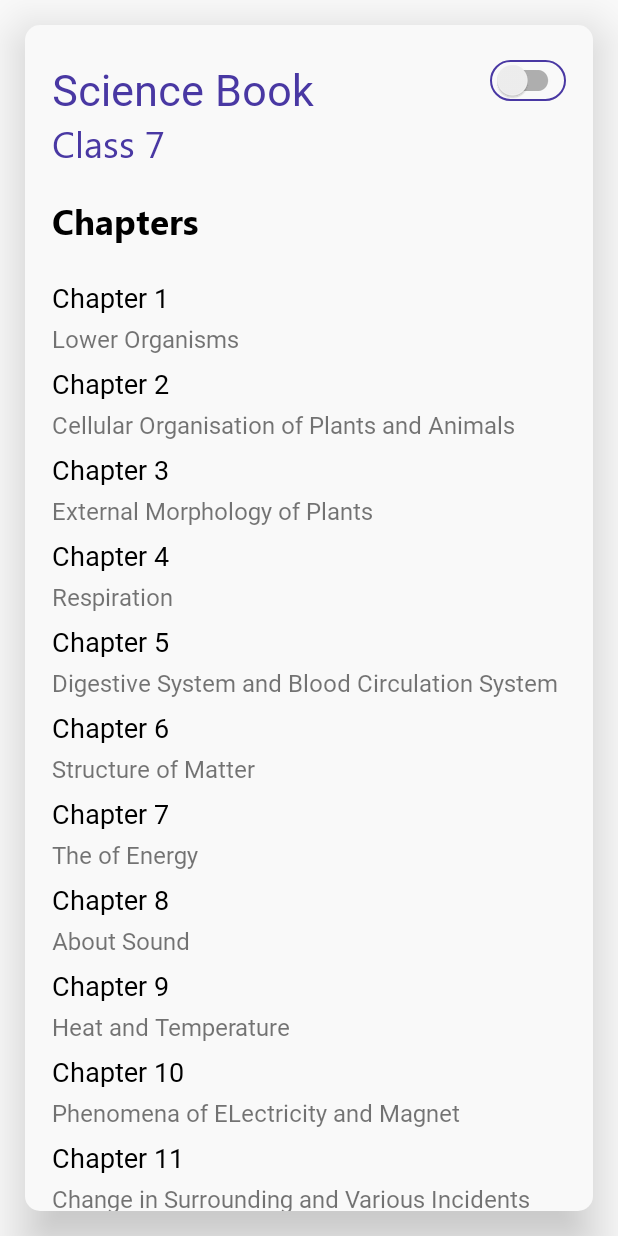
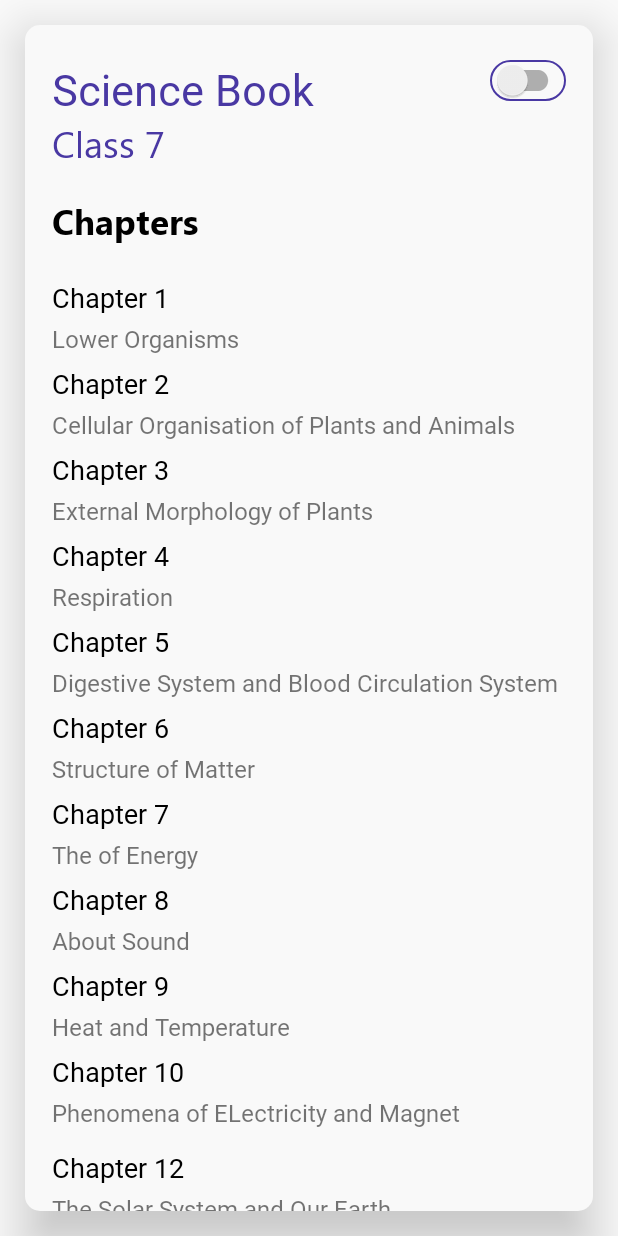
Before and after one commit to NSU-SP21-CSE499-18/Group-01, an Android app: the screen it shows after launch (MainActivity before the commit, HomeActivity after it), on a phone screen of 412 x 824 dp. Run offline under Robolectric (Android 15) with nearby library versions, the phone set to English and light mode, and no system bars; our stand-ins replace sdp/ssp sizes; libraries missing offline, so code that uses them is left out: belka.us.androidtoggleswitch; plain views replace ToggleSwitch; 2 statements that could not run were skipped.

Commit message:
Enhancement #16: Fixed missing resources issues, class version miss-match issue and Ui (home activity) rendering issues

```diff
--- a/Project Code/ARSchoolBook/app/src/main/AndroidManifest.xml
+++ b/Project Code/ARSchoolBook/app/src/main/AndroidManifest.xml
@@ -3,6 +3,7 @@
     package="com.ece.nsu.spring2021.cse499.arschoolbook">
 
     <uses-feature android:name="android.hardware.camera" />
+
     <uses-permission android:name="android.permission.INTERNET" />
 
     <application
@@ -12,6 +13,7 @@
         android:roundIcon="@mipmap/ic_launcher_round"
         android:supportsRtl="true"
         android:theme="@style/Theme.AppCompat.Light.NoActionBar">
+        <activity android:name=".HomeActivity"></activity>
         <activity android:name=".MainActivity">
             <intent-filter>
                 <action android:name="android.intent.action.MAIN" />
--- /dev/null
+++ b/Project Code/ARSchoolBook/app/src/main/java/com/ece/nsu/spring2021/cse499/arschoolbook/HomeActivity.kt
@@ -0,0 +1,21 @@
+package com.ece.nsu.spring2021.cse499.arschoolbook
+
+import android.os.Bundle
+import android.widget.Toast
+import androidx.appcompat.app.AppCompatActivity
+import belka.us.androidtoggleswitch.widgets.ToggleSwitch
+
+class HomeActivity : AppCompatActivity() {
+
+
+
+    override fun onCreate(savedInstanceState: Bundle?) {
+        super.onCreate(savedInstanceState)
+        setContentView(R.layout.activity_home)
+        val toggleSwitch : ToggleSwitch = findViewById(R.id.lng_switch)
+
+        toggleSwitch.setOnToggleSwitchChangeListener { position, isChecked ->
+            Toast.makeText(this,position.toString(),Toast.LENGTH_SHORT).show()
+        }
+    }
+}
--- a/Project Code/ARSchoolBook/app/src/main/java/com/ece/nsu/spring2021/cse499/arschoolbook/MainActivity.kt
+++ b/Project Code/ARSchoolBook/app/src/main/java/com/ece/nsu/spring2021/cse499/arschoolbook/MainActivity.kt
@@ -1,11 +1,14 @@
 package com.ece.nsu.spring2021.cse499.arschoolbook
 
+import android.content.Intent
 import androidx.appcompat.app.AppCompatActivity
 import android.os.Bundle
 
 class MainActivity : AppCompatActivity() {
     override fun onCreate(savedInstanceState: Bundle?) {
         super.onCreate(savedInstanceState)
-        setContentView(R.layout.activity_home)
+        setContentView(R.layout.activity_main)
+        val intent = Intent(this, HomeActivity::class.java)
+        startActivity(intent)
     }
 }
--- a/Project Code/ARSchoolBook/app/src/main/res/layout/activity_home.xml
+++ b/Project Code/ARSchoolBook/app/src/main/res/layout/activity_home.xml
@@ -72,10 +72,11 @@
             android:orientation="vertical"
             android:layout_marginStart="@dimen/_14sdp"
             android:layout_marginEnd="@dimen/_14sdp"
-            android:layout_marginTop="@dimen/_18sdp">
+            android:layout_marginTop="@dimen/_18sdp"
+            android:paddingBottom="@dimen/_16sdp">
             <LinearLayout
                 android:layout_width="match_parent"
-                android:layout_height="0dp"
+                android:layout_height="wrap_content"
                 android:orientation="vertical"
                 android:id="@+id/ch_1"
                 android:layout_weight="2"
@@ -96,12 +97,12 @@
                     android:textSize="16sp"
                     android:fontFamily="@font/seguisb"
                     android:ellipsize="none"
-                    android:maxLines="100"
+                    android:maxLines="2"
                     android:scrollHorizontally="false"/>
             </LinearLayout>
             <LinearLayout
                 android:layout_width="match_parent"
-                android:layout_height="0dp"
+                android:layout_height="wrap_content"
                 android:orientation="vertical"
                 android:id="@+id/ch_2"
                 android:layout_weight="2"
@@ -122,12 +123,12 @@
                     android:textSize="16sp"
                     android:fontFamily="@font/seguisb"
                     android:ellipsize="none"
-                    android:maxLines="100"
+                    android:maxLines="2"
                     android:scrollHorizontally="false"/>
             </LinearLayout>
             <LinearLayout
                 android:layout_width="match_parent"
-                android:layout_height="0dp"
+                android:layout_height="wrap_content"
                 android:orientation="vertical"
                 android:id="@+id/ch_3"
                 android:layout_weight="2"
@@ -148,15 +149,14 @@
                     android:textSize="16sp"
                     android:fontFamily="@font/seguisb"
                     android:ellipsize="none"
-                    android:maxLines="100"
+                    android:maxLines="2"
                     android:scrollHorizontally="false"/>
             </LinearLayout>
             <LinearLayout
                 android:layout_width="match_parent"
-                android:layout_height="0dp"
+                android:layout_height="wrap_content"
                 android:orientation="vertical"
                 android:id="@+id/ch_4"
-                android:layout_weight="2"
                 android:layout_marginBottom="@dimen/_5sdp">
                 <TextView
                     android:layout_width="wrap_content"
@@ -174,12 +174,12 @@
                     android:textSize="16sp"
                     android:fontFamily="@font/seguisb"
                     android:ellipsize="none"
-                    android:maxLines="100"
+                    android:maxLines="2"
                     android:scrollHorizontally="false"/>
             </LinearLayout>
             <LinearLayout
                 android:layout_width="match_parent"
-                android:layout_height="0dp"
+                android:layout_height="wrap_content"
                 android:orientation="vertical"
                 android:id="@+id/ch_5"
                 android:layout_weight="2"
@@ -200,15 +200,14 @@
                     android:textSize="16sp"
                     android:fontFamily="@font/seguisb"
                     android:ellipsize="none"
-                    android:maxLines="100"
+                    android:maxLines="2"
                     android:scrollHorizontally="false"/>
             </LinearLayout>
             <LinearLayout
                 android:layout_width="match_parent"
-                android:layout_height="0dp"
+                android:layout_height="wrap_content"
                 android:orientation="vertical"
                 android:id="@+id/ch_6"
-                android:layout_weight="2"
                 android:layout_marginBottom="@dimen/_5sdp">
                 <TextView
                     android:layout_width="wrap_content"
@@ -226,15 +225,14 @@
                     android:textSize="16sp"
                     android:fontFamily="@font/seguisb"
                     android:ellipsize="none"
-                    android:maxLines="100"
+                    android:maxLines="2"
                     android:scrollHorizontally="false"/>
             </LinearLayout>
             <LinearLayout
                 android:layout_width="match_parent"
-                android:layout_height="0dp"
+                android:layout_height="wrap_content"
                 android:orientation="vertical"
                 android:id="@+id/ch_7"
-                android:layout_weight="2"
                 android:layout_marginBottom="@dimen/_5sdp">
                 <TextView
                     android:layout_width="wrap_content"
@@ -252,15 +250,14 @@
                     android:textSize="16sp"
                     android:fontFamily="@font/seguisb"
                     android:ellipsize="none"
-                    android:maxLines="100"
+                    android:maxLines="2"
                     android:scrollHorizontally="false"/>
             </LinearLayout>
             <LinearLayout
                 android:layout_width="match_parent"
-                android:layout_height="0dp"
+                android:layout_height="wrap_content"
                 android:orientation="vertical"
                 android:id="@+id/ch_8"
-                android:layout_weight="2"
                 android:layout_marginBottom="@dimen/_5sdp">
                 <TextView
                     android:layout_width="wrap_content"
@@ -278,15 +275,14 @@
                     android:textSize="16sp"
                     android:fontFamily="@font/seguisb"
                     android:ellipsize="none"
-                    android:maxLines="100"
+                    android:maxLines="2"
                     android:scrollHorizontally="false"/>
             </LinearLayout>
             <LinearLayout
                 android:layout_width="match_parent"
-                android:layout_height="0dp"
+                android:layout_height="wrap_content"
                 android:orientation="vertical"
                 android:id="@+id/ch_9"
-                android:layout_weight="2"
                 android:layout_marginBottom="@dimen/_5sdp">
                 <TextView
                     android:layout_width="wrap_content"
@@ -304,15 +300,14 @@
                     android:textSize="16sp"
                     android:fontFamily="@font/seguisb"
                     android:ellipsize="none"
-                    android:maxLines="100"
+                    android:maxLines="2"
                     android:scrollHorizontally="false"/>
             </LinearLayout>
             <LinearLayout
                 android:layout_width="match_parent"
-                android:layout_height="0dp"
+                android:layout_height="wrap_content"
                 android:orientation="vertical"
                 android:id="@+id/ch_10"
-                android:layout_weight="2"
                 android:layout_marginBottom="@dimen/_5sdp">
                 <TextView
                     android:layout_width="wrap_content"
@@ -330,7 +325,7 @@
                     android:textSize="16sp"
                     android:fontFamily="@font/seguisb"
                     android:ellipsize="none"
-                    android:maxLines="100"
+                    android:maxLines="2"
                     android:scrollHorizontally="false"/>
             </LinearLayout>
             <LinearLayout
@@ -338,7 +333,6 @@
                 android:layout_height="0dp"
                 android:orientation="vertical"
                 android:id="@+id/ch_11"
-                android:layout_weight="2"
                 android:layout_marginBottom="@dimen/_5sdp">
                 <TextView
                     android:layout_width="wrap_content"
@@ -356,15 +350,14 @@
                     android:textSize="16sp"
                     android:fontFamily="@font/seguisb"
                     android:ellipsize="none"
-                    android:maxLines="100"
+                    android:maxLines="2"
                     android:scrollHorizontally="false"/>
             </LinearLayout>
             <LinearLayout
                 android:layout_width="match_parent"
-                android:layout_height="0dp"
+                android:layout_height="wrap_content"
                 android:orientation="vertical"
                 android:id="@+id/ch_12"
-                android:layout_weight="2"
                 android:layout_marginBottom="@dimen/_5sdp">
                 <TextView
                     android:layout_width="wrap_content"
@@ -382,15 +375,14 @@
                     android:textSize="16sp"
                     android:fontFamily="@font/seguisb"
                     android:ellipsize="none"
-                    android:maxLines="100"
+                    android:maxLines="2"
                     android:scrollHorizontally="false"/>
             </LinearLayout>
             <LinearLayout
                 android:layout_width="match_parent"
-                android:layout_height="0dp"
+                android:layout_height="wrap_content"
                 android:orientation="vertical"
                 android:id="@+id/ch_13"
-                android:layout_weight="2"
                 android:layout_marginBottom="@dimen/_5sdp">
                 <TextView
                     android:layout_width="wrap_content"
@@ -408,7 +400,7 @@
                     android:textSize="16sp"
                     android:fontFamily="@font/seguisb"
                     android:ellipsize="none"
-                    android:maxLines="100"
+                    android:maxLines="2"
                     android:scrollHorizontally="false"/>
             </LinearLayout>
             <LinearLayout
@@ -416,7 +408,6 @@
                 android:layout_height="0dp"
                 android:orientation="vertical"
                 android:id="@+id/ch_14"
-                android:layout_weight="2"
                 android:layout_marginBottom="@dimen/_5sdp">
                 <TextView
                     android:layout_width="wrap_content"
@@ -434,7 +425,7 @@
                     android:textSize="16sp"
                     android:fontFamily="@font/seguisb"
                     android:ellipsize="none"
-                    android:maxLines="100"
+                    android:maxLines="2"
                     android:scrollHorizontally="false"/>
             </LinearLayout>
         </LinearLayout>
--- a/Project Code/ARSchoolBook/app/src/main/res/values/colors.xml
+++ b/Project Code/ARSchoolBook/app/src/main/res/values/colors.xml
@@ -2,6 +2,9 @@
 <resources>
     <color name="teal_200">#FF03DAC5</color>
     <color name="teal_700">#FF018786</color>
+    <color name="purple_500">#4938A3</color>
+    <color name="purple_200">#4938A3</color>
+    <color name="purple_700">#4938A3</color>
     <color name="black">#FF000000</color>
     <color name="white">#FFFFFFFF</color>
     <color name="titleColor">#4938A3</color>
--- a/Project Code/ARSchoolBook/gradle.properties
+++ b/Project Code/ARSchoolBook/gradle.properties
@@ -17,3 +17,4 @@ org.gradle.jvmargs=-Xmx2048m -Dfile.encoding=UTF-8
 android.useAndroidX=true
 # Kotlin code style for this project: "official" or "obsolete":
 kotlin.code.style=official
+android.enableJetifier=true
```
Also changed, not shown: Project Code/ARSchoolBook/gradle/wrapper/gradle-wrapper.properties.
